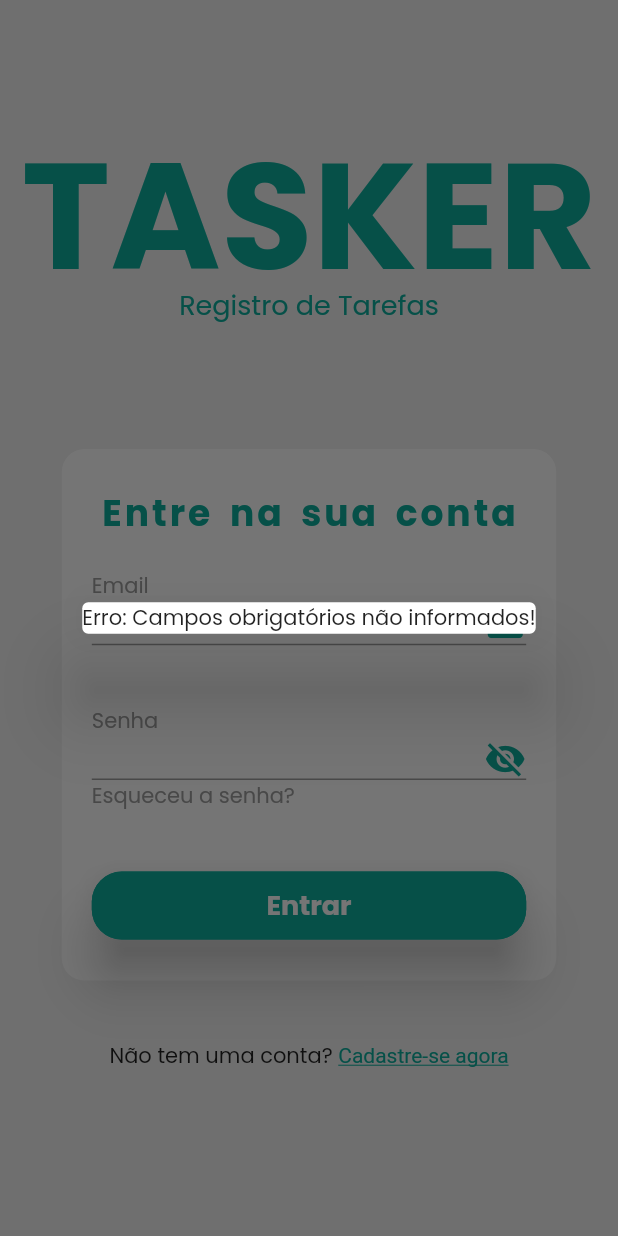
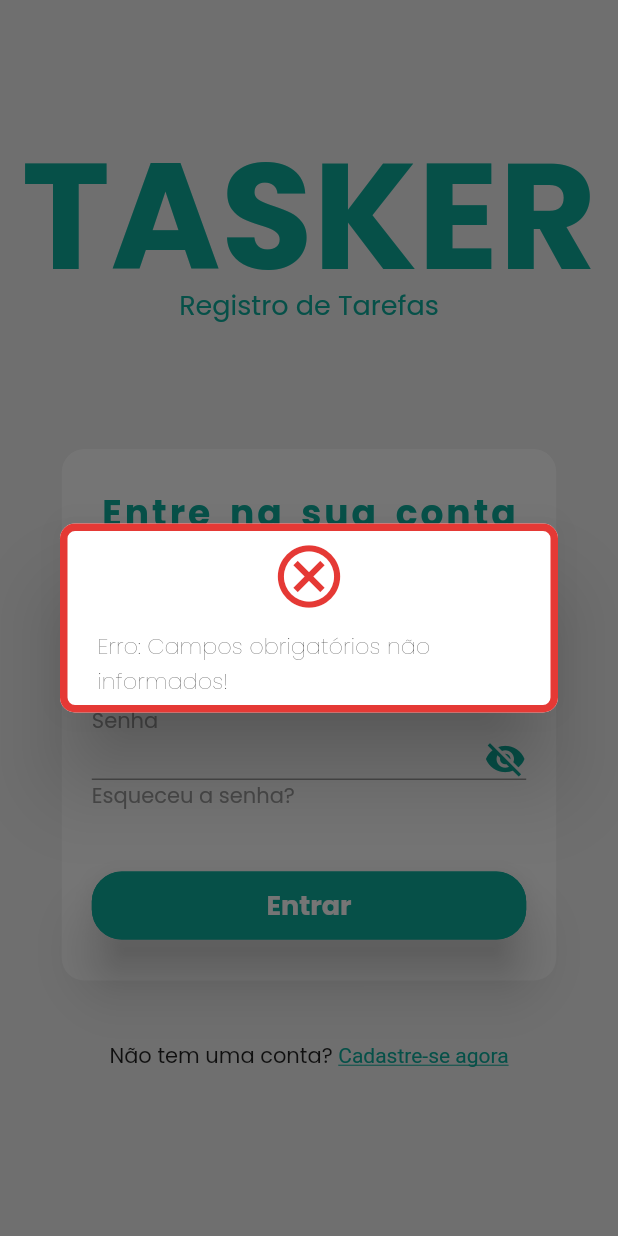
Before and after one commit to RafaMC03/Tasker, a Flutter app: the LoginPage screen opened directly, after a tap on "Entrar", on a phone screen of 412 x 824 dp. Run offline on Flutter 3.47's test engine with Material 2 defaults, Android fonts, the phone set to English and light mode, and no system bars; our stand-ins replace bot_toast, firebase_auth, firebase_core, google_fonts, page_transition; accounts and stored records are empty.

Commit message:
User stream e mensagem de erro

```diff
--- a/lib/modules/login/controller/loginController.dart
+++ b/lib/modules/login/controller/loginController.dart
@@ -5,16 +5,31 @@ class LoginController extends ChangeNotifier {
   final email = TextEditingController();
   final senha = TextEditingController();
 
-  login(VoidCallback sucesso,
-      Function(String err) erro) async {
+  login(VoidCallback sucesso, Function(String err) erro) async {
     try {
       if (email.text.isEmpty || senha.text.isEmpty) {
         throw Exception('Campos obrigatórios não informados!');
       }
 
-      var result = await FirebaseAuth.instance
-          .signInWithEmailAndPassword(email: email.text.trim(), password: senha.text);
+      var result = await FirebaseAuth.instance.signInWithEmailAndPassword(
+          email: email.text.trim(), password: senha.text);
       sucesso();
+    } on FirebaseAuthException catch (e) {
+      print(e.code);
+      switch (e.code) {
+        case "invalid-email":
+          erro("Email inválido");
+          break;
+        case "wrong-password":
+          erro("Senha inválida");
+          break;
+        case "user-not-found":
+          erro("Usuário não encontrado");
+          break;
+        case "user-disabled":
+          erro("Usuário desabilitado");
+          break;
+      }
     } catch (e) {
       String erroMessage = e.toString();
       if (e.toString().contains('Exception:')) {
--- a/lib/modules/login/pages/login.dart
+++ b/lib/modules/login/pages/login.dart
@@ -1,8 +1,8 @@
+import 'package:bot_toast/bot_toast.dart';
 import 'package:flutter/gestures.dart';
 import 'package:flutter/material.dart';
 import 'package:page_transition/page_transition.dart';
 import 'package:tasker/modules/cadastro/pages/cadastro.dart';
-import 'package:tasker/modules/index/pages/index.dart';
 import 'package:tasker/modules/login/controller/loginController.dart';
 import 'package:tasker/shared/components/botoes/botao_componente.dart';
 import 'package:tasker/shared/components/campo_form/campo_form_componente.dart';
@@ -15,7 +15,7 @@ class LoginPage extends StatefulWidget {
 }
 
 class _LoginPageState extends State<LoginPage> {
-  LoginController _controller = LoginController();
+  final LoginController _controller = LoginController();
 
   @override
   Widget build(BuildContext context) {
@@ -105,24 +105,54 @@ class _LoginPageState extends State<LoginPage> {
                                 texto: 'Entrar',
                                 corFundo:
                                     const Color.fromARGB(255, 12, 175, 158),
-                                onPressed: () {
-                                  _controller.login(() {
-                                    Navigator.pushReplacement(
-                                        context,
-                                        MaterialPageRoute(
-                                            builder: (context) =>
-                                                const MyHomePage()));
+                                onPressed: () async {
+                                  var cancel = BotToast.showLoading();
+                                  await _controller.login(() {
+                                    Navigator.pop(context, "/");
                                   },
                                       (err) => showDialog(
                                             context: context,
                                             builder: (context) => Dialog(
-                                                child: Column(
-                                              mainAxisSize: MainAxisSize.min,
-                                              children: [
-                                                Text("Erro: $err"),
-                                              ],
-                                            )),
+                                                shape: RoundedRectangleBorder(
+                                                    borderRadius:
+                                                        BorderRadius.circular(
+                                                            10)),
+                                                child: Container(
+                                                  padding: const EdgeInsets
+                                                          .symmetric(
+                                                      horizontal: 20,
+                                                      vertical: 5),
+                                                  decoration: BoxDecoration(
+                                                      border: Border.all(
+                                                          color:
+                                                              Colors.red[600]!,
+                                                          width: 5),
+                                                      borderRadius:
+                                                          BorderRadius.circular(
+                                                              10)),
+                                                  child: Column(
+                                                    mainAxisSize:
+                                                        MainAxisSize.min,
+                                                    children: [
+                                                      Icon(
+                                                        Icons.cancel_outlined,
+                                                        color: Colors.red[600],
+                                                        size: 50,
+                                                      ),
+                                                      const SizedBox(
+                                                          height: 10),
+                                                      Text(
+                                                        "Erro: $err",
+                                                        style: const TextStyle(
+                                                            fontWeight:
+                                                                FontWeight.w100,
+                                                            fontSize: 15),
+                                                      ),
+                                                    ],
+                                                  ),
+                                                )),
                                           ));
+                                  cancel();
                                 },
                                 corTexto: Colors.white,
                                 corSplash: Colors.white,
@@ -149,8 +179,9 @@ class _LoginPageState extends State<LoginPage> {
                                     context,
                                     PageTransition(
                                         type: PageTransitionType.bottomToTop,
-                                        child: CadastroPage(),
-                                        duration: Duration(milliseconds: 600)),
+                                        child: const CadastroPage(),
+                                        duration:
+                                            const Duration(milliseconds: 600)),
                                   );
                                 })
                         ])),
```
Also changed, not shown: lib/core/app.dart (+17 -1 lines), lib/modules/home/pages/home.dart (added, +33 -0 lines), lib/modules/index/pages/index.dart (+8 -10 lines), pubspec.lock.
